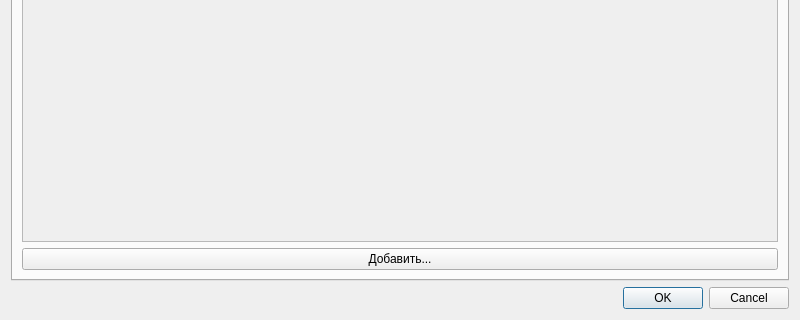
Old version of the form app/contactdialog.ui in the repository DarkHobbit/doublecontact; both pictures show x 0 to 800 and y 260 to 580 of the 800 by 580 pixel window.
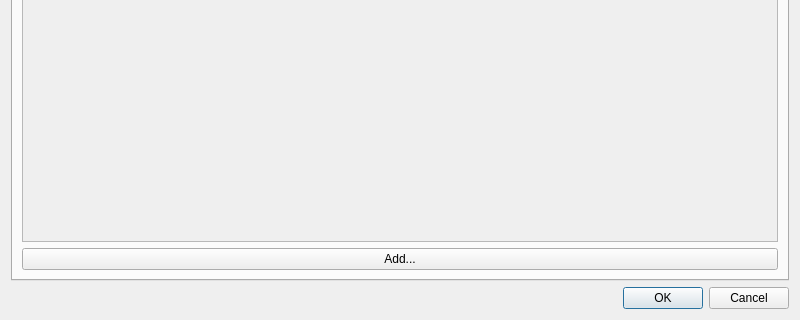
New version of the form. The open tabs and pages were chosen to show the change. Icons and pictures are not drawn.

The edit to the form file:
```diff
--- a/app/contactdialog.ui
+++ b/app/contactdialog.ui
@@ -347,7 +347,7 @@
        <item>
         <widget class="QPushButton" name="btnAddAddress">
          <property name="text">
-          <string>Добавить...</string>
+          <string>Add...</string>
          </property>
         </widget>
        </item>
```
